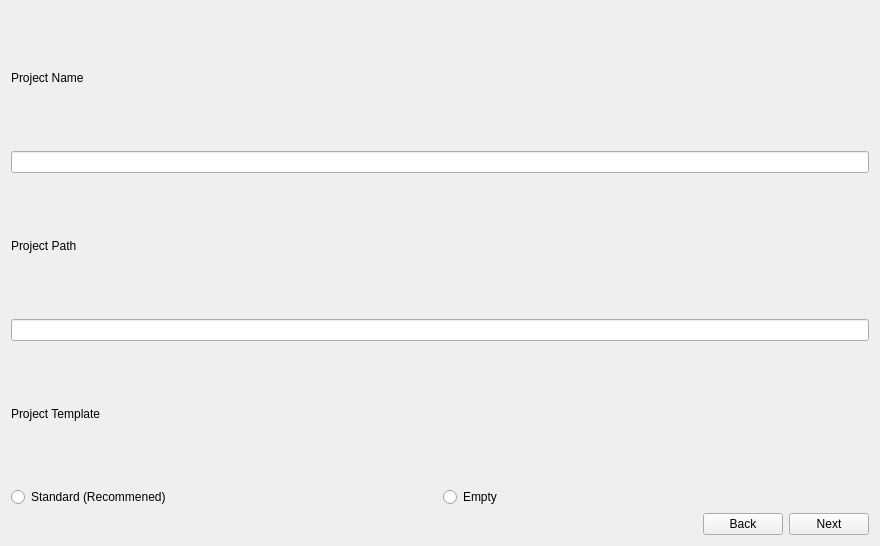
Qt form Code/Tools/ProjectManager/Source/NewProjectSettingsScreen.ui (o3de/o3de) before a commit.
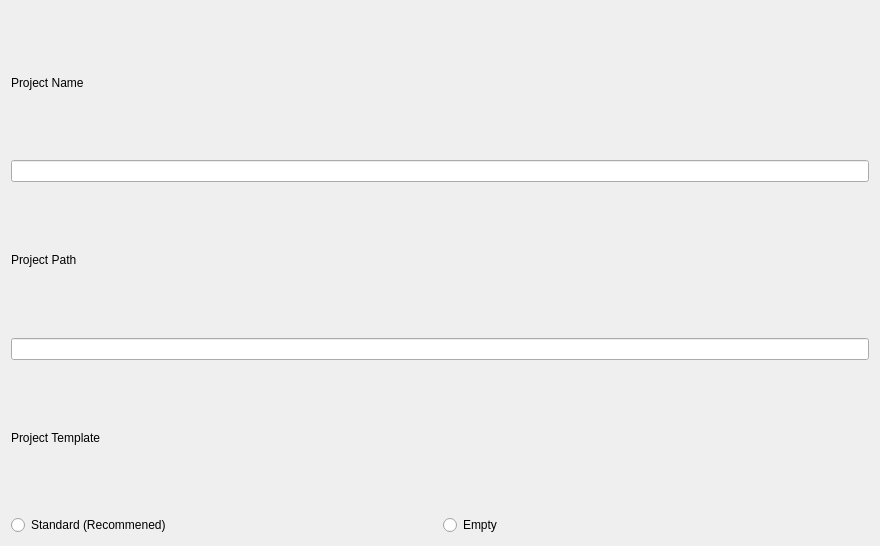
The same form after that commit.

Commit message: Made Project Settings Control managing back and next buttons

The edit to the form file:
```diff
--- a/Code/Tools/ProjectManager/Source/NewProjectSettingsScreen.ui
+++ b/Code/Tools/ProjectManager/Source/NewProjectSettingsScreen.ui
@@ -59,37 +59,6 @@
      </item>
     </layout>
    </item>
-   <item>
-    <layout class="QHBoxLayout" name="horizontalLayout_2">
-     <item>
-      <spacer name="horizontalSpacer">
-       <property name="orientation">
-        <enum>Qt::Horizontal</enum>
-       </property>
-       <property name="sizeHint" stdset="0">
-        <size>
-         <width>40</width>
-         <height>20</height>
-        </size>
-       </property>
-      </spacer>
-     </item>
-     <item>
-      <widget class="QPushButton" name="backButton">
-       <property name="text">
-        <string>Back</string>
-       </property>
-      </widget>
-     </item>
-     <item>
-      <widget class="QPushButton" name="nextButton">
-       <property name="text">
-        <string>Next</string>
-       </property>
-      </widget>
-     </item>
-    </layout>
-   </item>
   </layout>
  </widget>
  <resources/>
```
The commit also changes 19 other files.
